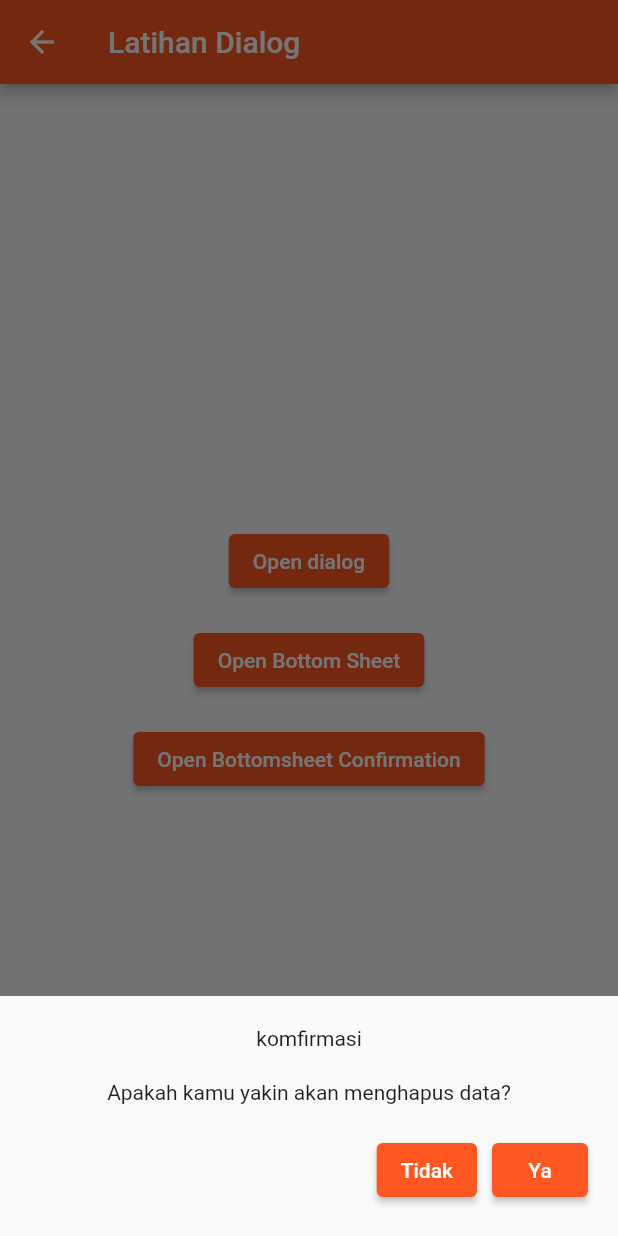
After one commit to efrizalnf/flutter_widget, a Flutter app: the screen it shows after launch, after a tap on "Open Bottomsheet Confirmation", on a phone screen of 412 x 824 dp. The commit adds this screen. Run offline on Flutter 3.47's test engine with Material 2 defaults, Android fonts, the phone set to English and light mode, and no system bars; our stand-ins replace flutter_svg.

Commit message:
added bottomsheet

```diff
--- a/lib/main.dart
+++ b/lib/main.dart
@@ -1,8 +1,10 @@
 import 'package:flutter/material.dart';
 import 'package:project_flutter_pertama/meet_2/ch4topic1/stateless_stateful_widget.dart';
+import 'package:project_flutter_pertama/meet_2/ch4topic2/basic_form/dialog_widget.dart';
 import 'package:project_flutter_pertama/meet_2/ch4topic2/basic_layout/column_widget.dart';
 import 'package:project_flutter_pertama/meet_2/ch4topic2/basic_widget/text_widget.dart';
 import 'package:project_flutter_pertama/meet_2/ch4topic2/navigation/sliver_widget.dart';
+import 'package:project_flutter_pertama/tugas/basic-form/dialog_widget.dart';
 import 'package:project_flutter_pertama/tugas/fic_column_widget.dart';
 import 'package:project_flutter_pertama/tugas/stateless_statefull.dart';
 
@@ -21,7 +23,7 @@ class MyApp extends StatelessWidget {
       theme: ThemeData(
         primarySwatch: Colors.deepOrange,
       ),
-      home: StatelessStateful(),
+      home: const MyDialogWidget(),
       // Scaffold(
       //   appBar: AppBar(
       //     title: const Text('Jago Flutter'),
--- /dev/null
+++ b/lib/tugas/basic-form/dialog_widget.dart
@@ -0,0 +1,161 @@
+import 'package:flutter/material.dart';
+import 'package:flutter/src/widgets/framework.dart';
+import 'package:flutter/src/widgets/placeholder.dart';
+
+class MyDialogWidget extends StatefulWidget {
+  const MyDialogWidget({super.key});
+
+  @override
+  State<MyDialogWidget> createState() => _MyDialogWidgetState();
+}
+
+class _MyDialogWidgetState extends State<MyDialogWidget> {
+  @override
+  Widget build(BuildContext context) {
+    return Scaffold(
+      appBar: AppBar(
+        title: Text('Latihan Dialog'),
+        leading: Builder(
+          builder: (BuildContext context) {
+            return IconButton(
+              icon: const Icon(Icons.arrow_back),
+              onPressed: () {
+                Scaffold.of(context).openDrawer();
+              },
+              tooltip: MaterialLocalizations.of(context).openAppDrawerTooltip,
+            );
+          },
+        ),
+      ),
+      body: Container(
+        child: Center(
+          child: Column(
+            mainAxisAlignment: MainAxisAlignment.center,
+            crossAxisAlignment: CrossAxisAlignment.center,
+            children: [
+              ElevatedButton(
+                onPressed: () async {
+                  await showDialog<void>(
+                      context: context,
+                      barrierDismissible:
+                          true, // 'true' untuk dapat keluar dari dialog tap dimana saja
+                      builder: (BuildContext context) {
+                        return AlertDialog(
+                          title: const Text('Info'),
+                          content: SingleChildScrollView(
+                              child: ListBody(
+                            children: const [
+                              Text('Ini adalah info'),
+                            ],
+                          )),
+                          actions: [
+                            ElevatedButton(
+                              onPressed: () {
+                                Navigator.pop(context);
+                              },
+                              child: const Text('Ok'),
+                            )
+                          ],
+                        );
+                      });
+                },
+                child: const Text('Open dialog'),
+              ),
+              const SizedBox(
+                height: 18,
+              ),
+              ElevatedButton(
+                  onPressed: () async {
+                    await showModalBottomSheet(
+                        context: context,
+                        builder: (BuildContext context) {
+                          return Padding(
+                            padding: const EdgeInsets.all(20.0),
+                            child: SizedBox(
+                              width: MediaQuery.of(context).size.width,
+                              child: Column(
+                                mainAxisAlignment: MainAxisAlignment.center,
+                                mainAxisSize: MainAxisSize.min,
+                                children: [
+                                  const Text('Hallo'),
+                                  const SizedBox(height: 20.0),
+                                  Row(
+                                      mainAxisAlignment: MainAxisAlignment.end,
+                                      children: [
+                                        ElevatedButton(
+                                          onPressed: () {
+                                            Navigator.pop(context);
+                                          },
+                                          child: const Text('Ok'),
+                                        ),
+                                      ])
+                                ],
+                              ),
+                            ),
+                          );
+                        });
+                  },
+                  child: const Text('Open Bottom Sheet')),
+              const SizedBox(
+                height: 18,
+              ),
+              ElevatedButton(
+                  onPressed: () async {
+                    bool isConfirm = false;
+                    await showModalBottomSheet(
+                        context: context,
+                        builder: (BuildContext context) {
+                          return Container(
+                            padding: const EdgeInsets.all(20.0),
+                            child: Wrap(children: [
+                              SizedBox(
+                                width: MediaQuery.of(context).size.width,
+                                child: Column(
+                                  mainAxisAlignment: MainAxisAlignment.center,
+                                  children: [
+                                    const Text('komfirmasi'),
+                                    const SizedBox(
+                                      height: 20,
+                                    ),
+                                    const Text(
+                                        'Apakah kamu yakin akan menghapus data?'),
+                                    const SizedBox(
+                                      height: 20,
+                                    ),
+                                    Row(
+                                      mainAxisAlignment: MainAxisAlignment.end,
+                                      children: [
+                                        ElevatedButton(
+                                          onPressed: () {
+                                            Navigator.pop(context);
+                                          },
+                                          child: const Text('Tidak'),
+                                        ),
+                                        const SizedBox(width: 10.0),
+                                        ElevatedButton(
+                                          onPressed: () {
+                                            isConfirm = true;
+                                            Navigator.pop(context);
+                                          },
+                                          child: const Text('Ya'),
+                                        ),
+                                      ],
+                                    )
+                                  ],
+                                ),
+                              ),
+                            ]),
+                          );
+                        });
+                    if (isConfirm) {
+                      print('Confirmed');
+                    }
+                  },
+                  child: const Text('Open Bottomsheet Confirmation'))
+            ],
+          ),
+        ),
+      ),
+    );
+  }
+}
--- a/lib/tugas/stateless_statefull.dart
+++ b/lib/tugas/stateless_statefull.dart
@@ -17,14 +17,17 @@ class _StatelessStatefulState extends State<StatelessStateful> {
       appBar: AppBar(
         title: const Text('Date time'),
       ),
-      body: SingleChildScrollView(
+      body: Center(
+        child: SingleChildScrollView(
           child: Container(
             padding: const EdgeInsets.all(10.0),
             child: Column(
               children: const [
                 TextWidget(text: 'Text Diambil dari Custom Widget'),
+                SizedBox(height: 16),
                 MyStatefulWidget(),
               ],
+            ),
           ),
         ),
       ),
@@ -47,6 +50,7 @@ class _MyStatefulWidgetState extends State<MyStatefulWidget> {
       children: [
         const Text('date checker'),
         Text(dateNow),
+        const SizedBox(height: 16),
         ElevatedButton(
             onPressed: () {
               String dateChange = DateTime.now().toIso8601String();
```
Also changed, not shown: lib/meet_2/ch4topic2/basic_form/dialog_widget.dart (+11 -1 lines). Lines whose indentation alone changed are shown as unchanged.
